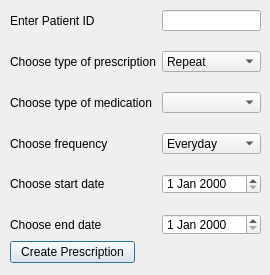
Above: createprescription.ui from dan-yates1/pharmacy-system before the change. Below: the same form after it.
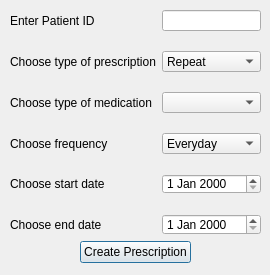
That is the form after the change. Icons and pictures are not drawn.

Commit message: Adjusted UI layout

What changed in the file:
```diff
--- a/createprescription.ui
+++ b/createprescription.ui
@@ -130,7 +130,7 @@
       </item>
      </layout>
     </item>
-    <item>
+    <item alignment="Qt::AlignHCenter">
      <widget class="QPushButton" name="createPrescriptionButton">
       <property name="maximumSize">
        <size>
```
The commit also changes 2 other files.
